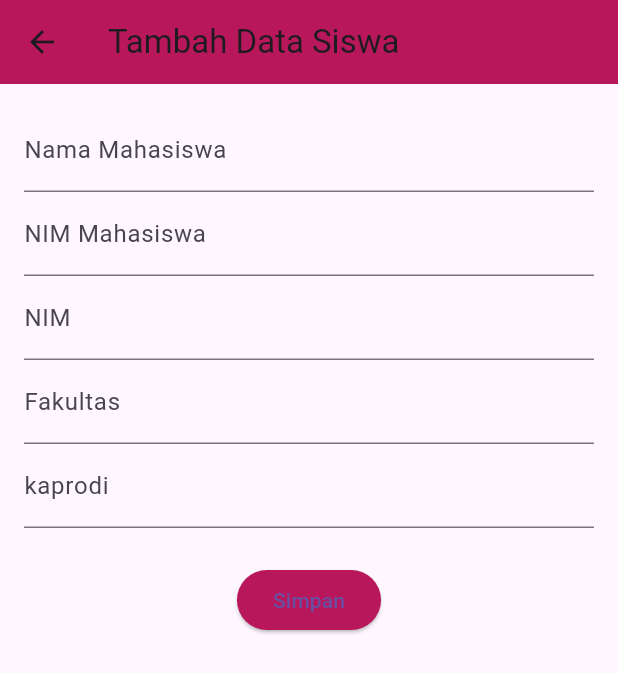
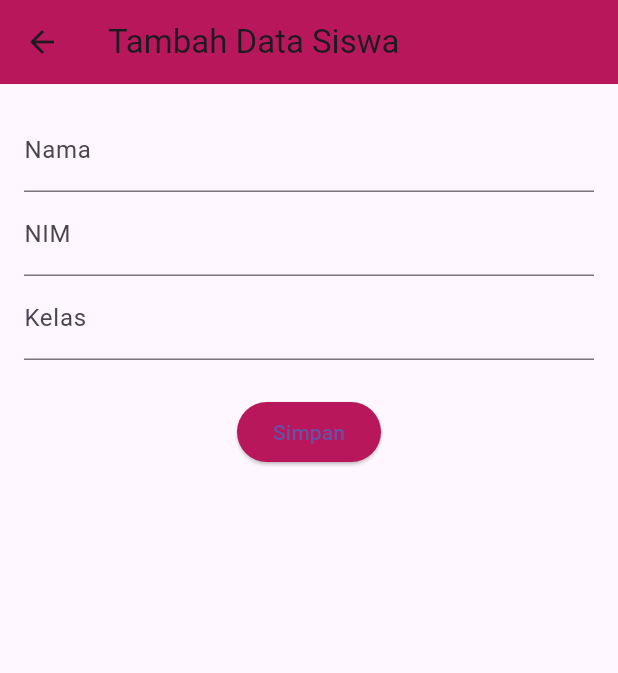
Before and after one commit to vinojanuar/TUGASS_FLUTERR, a Flutter app: the HomeScreen screen opened directly, after a tap on the "add" icon, on a phone screen of 412 x 824 dp. Shown: the top 673 px of the screen. Run offline on Flutter 3.47's test engine with Material 3 defaults, Android fonts, the phone set to English and light mode, and no system bars; our stand-ins replace shared_preferences, sqflite; accounts and stored records are empty.

Commit message:
update13

```diff
--- a/lib/tugas13/screen/home.dart
+++ b/lib/tugas13/screen/home.dart
@@ -1,6 +1,7 @@
 import 'package:flutter/material.dart';
-import 'package:tugass_fluterr/tugas13/screen/editdelete.dart';
 import 'package:tugass_fluterr/tugas13/screen/tambahdata.dart';
+import 'package:tugass_fluterr/tugas13/model/model.dart';
+import 'package:tugass_fluterr/tugas13/database/database_helper.dart';
 
 class HomeScreen extends StatefulWidget {
   const HomeScreen({super.key});
@@ -10,28 +11,22 @@ class HomeScreen extends StatefulWidget {
 }
 
 class _HomeScreenState extends State<HomeScreen> {
-  List<Map<String, dynamic>> siswaList = [
-    {'nama': 'Andi Pratama', 'jurusan': 'IPA', 'tahunLulus': 2023},
-  ];
+  List<StudentModel> siswaList = [];
 
-  void refresh() {
-    setState(() {});
+  @override
+  void initState() {
+    super.initState();
+    fetchStudents();
   }
 
-  Future<void> _navigateToTambahData() async {
-    final hasil = await Navigator.push(
-      context,
-      MaterialPageRoute(builder: (context) => const TambahData()),
-    );
-
-    if (hasil != null && hasil is Map<String, dynamic>) {
-      setState(() {
-        siswaList.add(hasil);
-      });
-    }
+  Future<void> fetchStudents() async {
+    final data = await DatabaseHelper.instance.getStudents();
+    setState(() {
+      siswaList = data;
+    });
   }
 
-  void _konfirmasiHapus(int index) {
+  void _showDeleteConfirmation(StudentModel siswa) {
     showDialog(
       context: context,
       builder:
@@ -40,19 +35,31 @@ class _HomeScreenState extends State<HomeScreen> {
             content: const Text("Yakin ingin menghapus data ini?"),
             actions: [
               TextButton(
+                onPressed: () => Navigator.pop(context),
                 child: const Text("Batal"),
-                onPressed: () => Navigator.pop(context),
               ),
               TextButton(
+                onPressed: () async {
+                  await DatabaseHelper.instance.deleteStudent(siswa.id!);
+                  Navigator.pop(context);
+                  fetchStudents(); // refresh list
+                },
                 child: const Text("Hapus", style: TextStyle(color: Colors.red)),
-                onPressed: () {
-                  Navigator.pop(context);
-                  deleteSiswa(context, siswaList, index, refresh);
-                },
               ),
             ],
           ),
     );
+  }
+
+  Future<void> _navigateToTambahData({StudentModel? siswa}) async {
+    final result = await Navigator.push(
+      context,
+      MaterialPageRoute(builder: (_) => TambahData(data: siswa)),
+    );
+
+    if (result == true) {
+      fetchStudents();
+    }
   }
 
   @override
@@ -69,19 +76,14 @@ class _HomeScreenState extends State<HomeScreen> {
       ),
       body:
           siswaList.isEmpty
-              ? const Center(
-                child: Text(
-                  "Belum ada data siswa.",
-                  style: TextStyle(fontSize: 16, color: Colors.grey),
-                ),
-              )
+              ? const Center(child: Text("Belum ada data siswa."))
               : ListView.builder(
                 itemCount: siswaList.length,
                 padding: const EdgeInsets.all(16),
                 itemBuilder: (context, index) {
                   final siswa = siswaList[index];
-                  final nama = siswa['nama'];
-                  final inisial = nama.isNotEmpty ? nama[0].toUpperCase() : '?';
+                  final inisial =
+                      siswa.nama.isNotEmpty ? siswa.nama[0].toUpperCase() : '?';
 
                   return Card(
                     shape: RoundedRectangleBorder(
@@ -105,14 +107,14 @@ class _HomeScreenState extends State<HomeScreen> {
                         ),
                       ),
                       title: Text(
-                        nama,
+                        siswa.nama,
                         style: const TextStyle(
                           fontWeight: FontWeight.bold,
                           fontSize: 16,
                         ),
                       ),
                       subtitle: Text(
-                        'Jurusan: ${siswa['jurusan']}\nTahun Lulus: ${siswa['tahunLulus']}',
+                        'NIM: ${siswa.nis}\nKelas: ${siswa.kelas}',
                         style: const TextStyle(height: 1.5),
                       ),
                       isThreeLine: true,
@@ -122,16 +124,11 @@ class _HomeScreenState extends State<HomeScreen> {
                           IconButton(
                             icon: const Icon(Icons.edit, color: Colors.green),
                             onPressed:
-                                () => editSiswa(
-                                  context,
-                                  siswaList,
-                                  index,
-                                  refresh,
-                                ),
+                                () => _navigateToTambahData(siswa: siswa),
                           ),
                           IconButton(
                             icon: const Icon(Icons.delete, color: Colors.red),
-                            onPressed: () => _konfirmasiHapus(index),
+                            onPressed: () => _showDeleteConfirmation(siswa),
                           ),
                         ],
                       ),
@@ -141,7 +138,7 @@ class _HomeScreenState extends State<HomeScreen> {
               ),
       floatingActionButton: FloatingActionButton(
         backgroundColor: const Color.fromARGB(255, 185, 23, 91),
-        onPressed: _navigateToTambahData,
+        onPressed: () => _navigateToTambahData(),
         child: const Icon(Icons.add),
       ),
     );
--- a/lib/tugas13/screen/tambahdata.dart
+++ b/lib/tugas13/screen/tambahdata.dart
@@ -1,7 +1,9 @@
 import 'package:flutter/material.dart';
+import 'package:tugass_fluterr/tugas13/database/database_helper.dart';
+import 'package:tugass_fluterr/tugas13/model/model.dart';
 
 class TambahData extends StatefulWidget {
-  final Map<String, dynamic>? data; // Tambahan
+  final StudentModel? data;
 
   const TambahData({super.key, this.data});
 
@@ -10,24 +12,36 @@ class TambahData extends StatefulWidget {
 }
 
 class _TambahDataState extends State<TambahData> {
+  final _formKey = GlobalKey<FormState>();
   late TextEditingController namaController;
-  late TextEditingController NIMController;
-  late TextEditingController FakultasController;
-  late TextEditingController KaprodiController;
-
-  final _formKey = GlobalKey<FormState>();
+  late TextEditingController nisController;
+  late TextEditingController kelasController;
 
   @override
   void initState() {
     super.initState();
-    namaController = TextEditingController(text: widget.data?['nama'] ?? '');
-    NIMController = TextEditingController(text: widget.data?['NIM'] ?? '');
-    FakultasController = TextEditingController(
-      text: widget.data?['fakultas']?.toString() ?? '',
-    );
-    KaprodiController = TextEditingController(
-      text: widget.data?['kaprodi']?.toString() ?? '',
-    );
+    namaController = TextEditingController(text: widget.data?.nama ?? '');
+    nisController = TextEditingController(text: widget.data?.nis ?? '');
+    kelasController = TextEditingController(text: widget.data?.kelas ?? '');
+  }
+
+  Future<void> _simpanData() async {
+    if (_formKey.currentState!.validate()) {
+      final siswa = StudentModel(
+        id: widget.data?.id,
+        nama: namaController.text,
+        nis: nisController.text,
+        kelas: kelasController.text,
+      );
+
+      if (widget.data == null) {
+        await DatabaseHelper.instance.insertStudent(siswa);
+      } else {
+        await DatabaseHelper.instance.updateStudent(siswa);
+      }
+
+      Navigator.pop(context, true); // kirim sinyal ke HomeScreen untuk refresh
+    }
   }
 
   @override
@@ -40,38 +54,24 @@ class _TambahDataState extends State<TambahData> {
         backgroundColor: const Color.fromARGB(255, 185, 23, 91),
       ),
       body: Padding(
-        padding: const EdgeInsets.all(16.0),
+        padding: const EdgeInsets.all(16),
         child: Form(
           key: _formKey,
           child: Column(
             children: [
               TextFormField(
                 controller: namaController,
-                decoration: const InputDecoration(labelText: "Nama Mahasiswa"),
-                validator: (value) => value!.isEmpty ? "Wajib diisi" : null,
-              ),
-
-              TextFormField(
-                controller: namaController,
-                decoration: const InputDecoration(labelText: "NIM Mahasiswa"),
+                decoration: const InputDecoration(labelText: "Nama"),
                 validator: (value) => value!.isEmpty ? "Wajib diisi" : null,
               ),
               TextFormField(
-                controller: NIMController,
+                controller: nisController,
                 decoration: const InputDecoration(labelText: "NIM"),
                 validator: (value) => value!.isEmpty ? "Wajib diisi" : null,
               ),
               TextFormField(
-                controller: FakultasController,
-                keyboardType: TextInputType.number,
-                decoration: const InputDecoration(labelText: "Fakultas"),
-                validator: (value) => value!.isEmpty ? "Wajib diisi" : null,
-              ),
-
-              TextFormField(
-                controller: KaprodiController,
-                keyboardType: TextInputType.number,
-                decoration: const InputDecoration(labelText: "kaprodi"),
+                controller: kelasController,
+                decoration: const InputDecoration(labelText: "Kelas"),
                 validator: (value) => value!.isEmpty ? "Wajib diisi" : null,
               ),
               const SizedBox(height: 24),
@@ -79,16 +79,7 @@ class _TambahDataState extends State<TambahData> {
                 style: ElevatedButton.styleFrom(
                   backgroundColor: const Color.fromARGB(255, 185, 23, 91),
                 ),
-                onPressed: () {
-                  if (_formKey.currentState!.validate()) {
-                    Navigator.pop(context, {
-                      'nama': namaController.text,
-                      'nama': NIMController.text,
-                      'jurusan': FakultasController.text,
-                      'kaprodi': int.tryParse(KaprodiController.text) ?? 0,
-                    });
-                  }
-                },
+                onPressed: _simpanData,
                 child: Text(isEdit ? "Simpan Perubahan" : "Simpan"),
               ),
             ],
--- a/pubspec.yaml
+++ b/pubspec.yaml
@@ -31,6 +31,7 @@ dependencies:
   cupertino_icons: ^1.0.8
   flutter:
     sdk: flutter
+  path_provider: ^2.1.5
   shared_preferences: ^2.5.3
   sqflite: ^2.4.2
 
```
Also changed, not shown: lib/tugas13/screen/editdelete.dart (+17 -9 lines), pubspec.lock, 1 other file.
